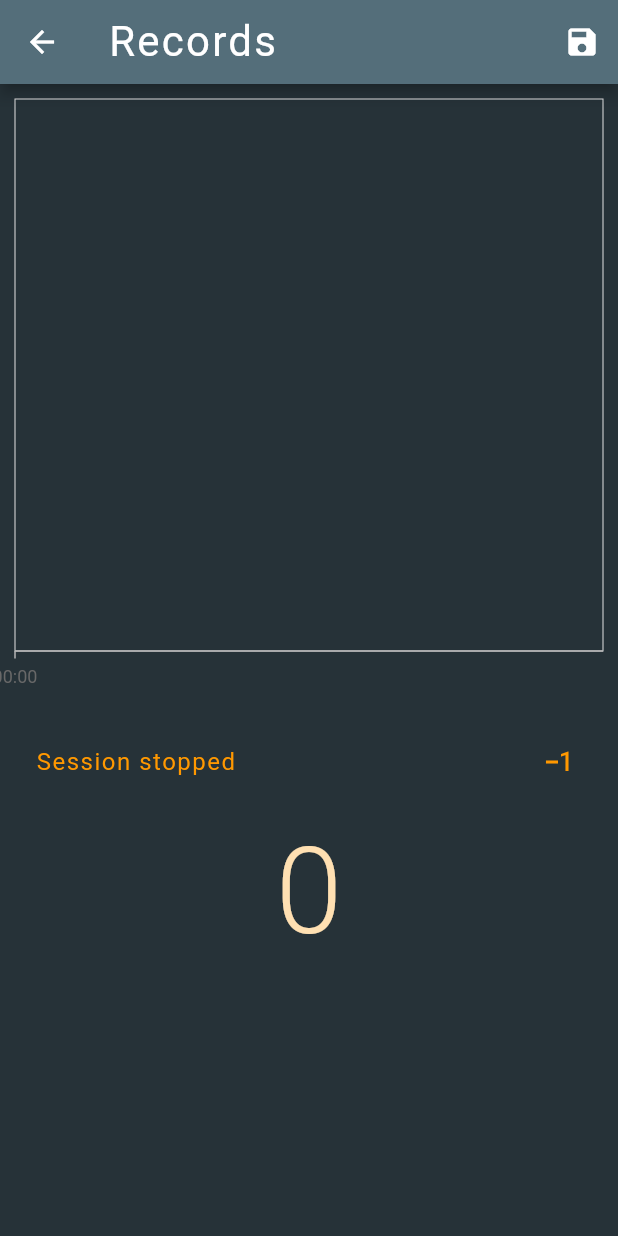
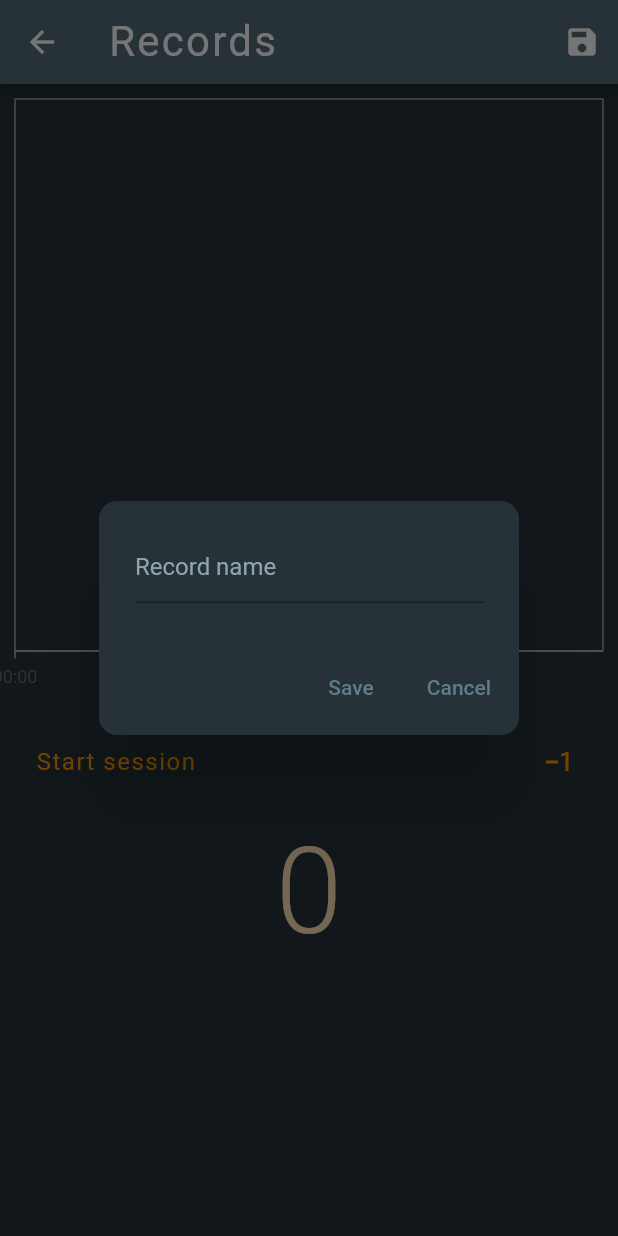
Before and after one commit to kivimike/event_counter, a Flutter app: the CurrentExperimentPage screen opened by its route, after a tap on the "save" icon, on a phone screen of 412 x 824 dp. Run offline on Flutter 3.47's test engine with Material 2 defaults, Android fonts, the phone set to English and light mode, and no system bars; our stand-ins replace hive, hive_flutter, syncfusion_flutter_charts; accounts and stored records are empty.

Commit message:
alert dialogs

```diff
--- /dev/null
+++ b/lib/components/save_alert_box.dart
@@ -0,0 +1,46 @@
+import 'package:flutter/material.dart';
+
+class SaveAlertBox extends StatelessWidget {
+  final VoidCallback onSave;
+  final VoidCallback onCancel;
+  final controller;
+
+  const SaveAlertBox(
+      {super.key,
+      required this.onSave,
+      required this.onCancel,
+      required this.controller});
+
+  @override
+  Widget build(BuildContext context) {
+    return AlertDialog(
+      backgroundColor: Colors.blueGrey.shade900,
+      shape: RoundedRectangleBorder(borderRadius: BorderRadius.circular(12)),
+      content: TextField(
+        controller: controller,
+        decoration: InputDecoration(
+          hintText: 'Record name',
+          hintStyle: TextStyle(color: Colors.blueGrey.shade300)
+        ),
+        style: TextStyle(color: Colors.blueGrey.shade200),
+        minLines: 1,
+        maxLines: 2,
+      ),
+      actions: [
+        TextButton(
+          onPressed: onSave,
+          child: Text(
+            'Save',
+            style: TextStyle(color: Colors.blueGrey),
+          ),
+        ),
+        TextButton(
+            onPressed: onCancel,
+            child: Text(
+              'Cancel',
+              style: TextStyle(color: Colors.blueGrey),
+            )),
+      ],
+    );
+  }
+}
--- a/lib/pages/current_experiment_page.dart
+++ b/lib/pages/current_experiment_page.dart
@@ -1,3 +1,4 @@
+import 'package:event_counter/components/save_alert_box.dart';
 import 'package:event_counter/database/database.dart';
 import 'package:flutter/material.dart';
 import 'package:event_counter/components/event.dart';
@@ -14,6 +15,7 @@ class CurrentExperimentPage extends StatefulWidget {
 class _CurrentExperimentPageState extends State<CurrentExperimentPage> {
 
   ClickerDatabase db = ClickerDatabase();
+  TextEditingController controller = TextEditingController();
 
   var counter = 0;
   bool sessionIsActive = true;
@@ -78,7 +80,7 @@ class _CurrentExperimentPageState extends State<CurrentExperimentPage> {
     }
     db.loadData();
     Map record = {
-      'recordName': DateTime.now().toString(),
+      'recordName': controller.text,
       'dateTimeStart': dateTimeStart,
       'dateTimeEnd': dateTimeEnd,
       'events': eventList
@@ -88,7 +90,21 @@ class _CurrentExperimentPageState extends State<CurrentExperimentPage> {
     db.updateDatabase();
     print(db.records);
     // Navigator.pushReplacementNamed(context, route.homePage);
+    controller.clear();
     Navigator.pop(context);
+    Navigator.pop(context);
+
+  }
+
+  void cancelDialogBox() {
+    controller.clear();
+    Navigator.pop(context);
+  }
+
+  void saveDialog(){
+    showDialog(context: context, builder: (context){
+      return SaveAlertBox(onSave: save, onCancel: cancelDialogBox, controller: controller);
+    });
   }
 
   @override
@@ -103,8 +119,9 @@ class _CurrentExperimentPageState extends State<CurrentExperimentPage> {
                       letterSpacing: 1.5,
                       fontWeight: FontWeight.w400,
                       fontSize: 28))),
-          actions: [IconButton(onPressed: () {save();}, icon: Icon(Icons.save))],
+          actions: [IconButton(onPressed: () {saveDialog();}, icon: Icon(Icons.save))],
         ),
+        resizeToAvoidBottomInset: false,
         backgroundColor: Colors.blueGrey.shade900,
         body: Column(
           children: [
```
Also changed, not shown: lib/components/delete_alert_box.dart (added, +36 -0 lines), lib/pages/home_page.dart (+17 -2 lines).
